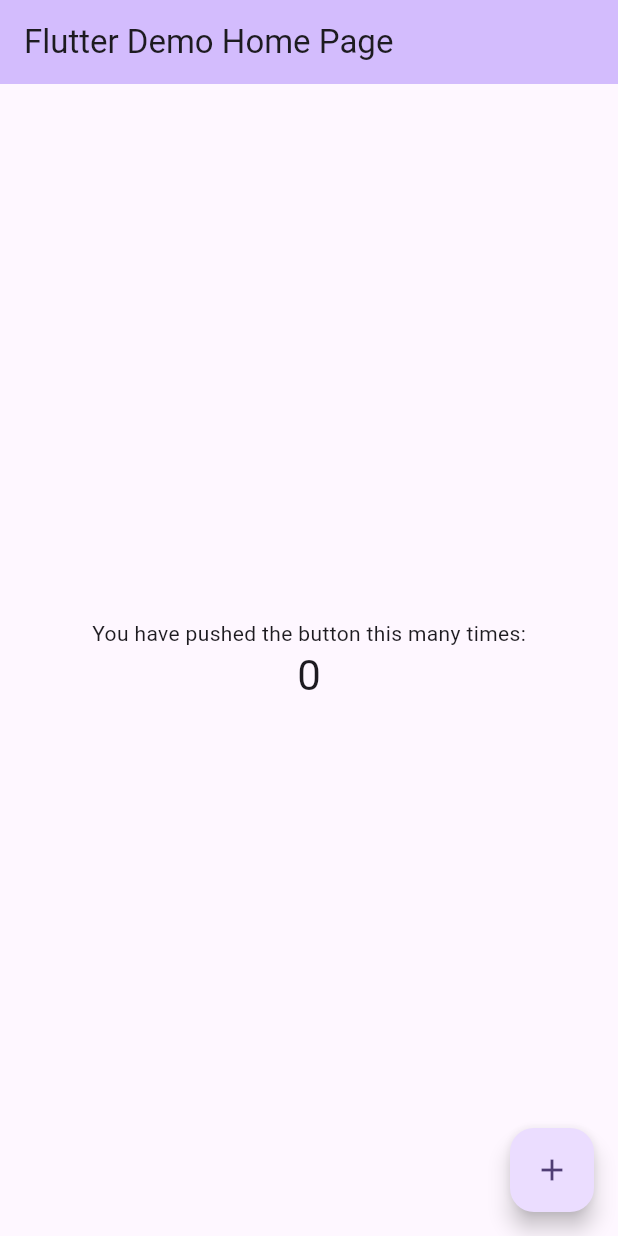
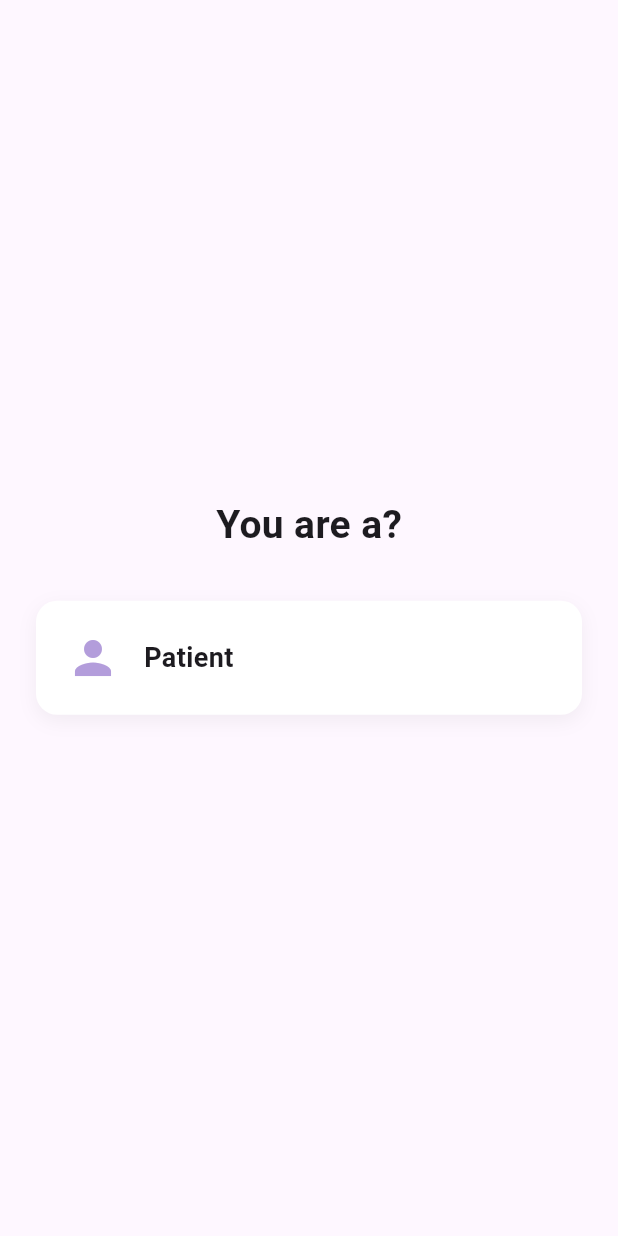
Before and after one commit to SaurabhShahane30/codecrew_khacks, a Flutter app: the screen it shows after launch, on a phone screen of 412 x 824 dp. Run offline on Flutter 3.47's test engine with Material 3 defaults, Android fonts, the phone set to English and light mode, and no system bars; our stand-ins replace flutter_secure_storage.

Commit message:
adding pages
 patient login and signup  and role selection

```diff
--- /dev/null
+++ b/frontend/khacks_app/lib/core/app_card.dart
@@ -0,0 +1,15 @@
+import 'package:flutter/material.dart';
+
+BoxDecoration appCardDecoration() {
+  return BoxDecoration(
+    color: Colors.white,
+    borderRadius: BorderRadius.circular(14),
+    boxShadow: [
+      BoxShadow(
+        color: Colors.black.withOpacity(0.05),
+        blurRadius: 10,
+        offset: const Offset(0, 4),
+      ),
+    ],
+  );
+}
--- a/frontend/khacks_app/lib/main.dart
+++ b/frontend/khacks_app/lib/main.dart
@@ -1,122 +1,47 @@
 import 'package:flutter/material.dart';
+import 'package:khacks_app/role_selection_screen.dart';
+import 'package:flutter/services.dart';
 
-void main() {
+
+void main() async {
+  WidgetsFlutterBinding.ensureInitialized();
   runApp(const MyApp());
 }
 
-class MyApp extends StatelessWidget {
+/* =========================
+   MAIN APP (UNCHANGED)
+   ========================= */
+class MyApp extends StatefulWidget {
   const MyApp({super.key});
 
-  // This widget is the root of your application.
+  @override
+  State<MyApp> createState() => _MyAppState();
+}
+
+class _MyAppState extends State<MyApp> {
+
+  @override
+  void initState() {
+    super.initState();
+
+    WidgetsBinding.instance.addPostFrameCallback((_) {
+
+    });
+  }
+
+
   @override
   Widget build(BuildContext context) {
     return MaterialApp(
-      title: 'Flutter Demo',
-      theme: ThemeData(
-        // This is the theme of your application.
-        //
-        // TRY THIS: Try running your application with "flutter run". You'll see
-        // the application has a purple toolbar. Then, without quitting the app,
-        // try changing the seedColor in the colorScheme below to Colors.green
-        // and then invoke "hot reload" (save your changes or press the "hot
-        // reload" button in a Flutter-supported IDE, or press "r" if you used
-        // the command line to start the app).
-        //
-        // Notice that the counter didn't reset back to zero; the application
-        // state is not lost during the reload. To reset the state, use hot
-        // restart instead.
-        //
-        // This works for code too, not just values: Most code changes can be
-        // tested with just a hot reload.
-        colorScheme: .fromSeed(seedColor: Colors.deepPurple),
-      ),
-      home: const MyHomePage(title: 'Flutter Demo Home Page'),
+      debugShowCheckedModeBanner: false,
+      title: 'Khacks',
+      theme: ThemeData(primarySwatch: Colors.blue),
+      // 🔹 KEEP LOGIN AS DEFAULT
+      home: RoleSelectionScreen(),
+      // 🔹 ADD ROUTE FOR HOME PAGE
+      routes: {
+        // '/home': (_) => const HomePage(),
+      },
     );
   }
 }
-
-class MyHomePage extends StatefulWidget {
-  const MyHomePage({super.key, required this.title});
-
-  // This widget is the home page of your application. It is stateful, meaning
-  // that it has a State object (defined below) that contains fields that affect
-  // how it looks.
-
-  // This class is the configuration for the state. It holds the values (in this
-  // case the title) provided by the parent (in this case the App widget) and
-  // used by the build method of the State. Fields in a Widget subclass are
-  // always marked "final".
-
-  final String title;
-
-  @override
-  State<MyHomePage> createState() => _MyHomePageState();
-}
-
-class _MyHomePageState extends State<MyHomePage> {
-  int _counter = 0;
-
-  void _incrementCounter() {
-    setState(() {
-      // This call to setState tells the Flutter framework that something has
-      // changed in this State, which causes it to rerun the build method below
-      // so that the display can reflect the updated values. If we changed
-      // _counter without calling setState(), then the build method would not be
-      // called again, and so nothing would appear to happen.
-      _counter++;
-    });
-  }
-
-  @override
-  Widget build(BuildContext context) {
-    // This method is rerun every time setState is called, for instance as done
-    // by the _incrementCounter method above.
-    //
-    // The Flutter framework has been optimized to make rerunning build methods
-    // fast, so that you can just rebuild anything that needs updating rather
-    // than having to individually change instances of widgets.
-    return Scaffold(
-      appBar: AppBar(
-        // TRY THIS: Try changing the color here to a specific color (to
-        // Colors.amber, perhaps?) and trigger a hot reload to see the AppBar
-        // change color while the other colors stay the same.
-        backgroundColor: Theme.of(context).colorScheme.inversePrimary,
-        // Here we take the value from the MyHomePage object that was created by
-        // the App.build method, and use it to set our appbar title.
-        title: Text(widget.title),
-      ),
-      body: Center(
-        // Center is a layout widget. It takes a single child and positions it
-        // in the middle of the parent.
-        child: Column(
-          // Column is also a layout widget. It takes a list of children and
-          // arranges them vertically. By default, it sizes itself to fit its
-          // children horizontally, and tries to be as tall as its parent.
-          //
-          // Column has various properties to control how it sizes itself and
-          // how it positions its children. Here we use mainAxisAlignment to
-          // center the children vertically; the main axis here is the vertical
-          // axis because Columns are vertical (the cross axis would be
-          // horizontal).
-          //
-          // TRY THIS: Invoke "debug painting" (choose the "Toggle Debug Paint"
-          // action in the IDE, or press "p" in the console), to see the
-          // wireframe for each widget.
-          mainAxisAlignment: .center,
-          children: [
-            const Text('You have pushed the button this many times:'),
-            Text(
-              '$_counter',
-              style: Theme.of(context).textTheme.headlineMedium,
-            ),
-          ],
-        ),
-      ),
-      floatingActionButton: FloatingActionButton(
-        onPressed: _incrementCounter,
-        tooltip: 'Increment',
-        child: const Icon(Icons.add),
-      ),
-    );
-  }
-}
--- /dev/null
+++ b/frontend/khacks_app/lib/role_selection_screen.dart
@@ -0,0 +1,51 @@
+import 'package:flutter/material.dart';
+import 'package:khacks_app/Patient/LoginPage.dart';
+import 'package:khacks_app/core/app_card.dart';
+
+
+class RoleSelectionScreen extends StatelessWidget {
+  const RoleSelectionScreen({super.key});
+
+  @override
+  Widget build(BuildContext context) {
+    return Scaffold(
+      body: Padding(
+        padding: const EdgeInsets.all(24),
+        child: Column(
+          mainAxisAlignment: MainAxisAlignment.center,
+          children: [
+            const Text("You are a?",
+                style: TextStyle(fontSize: 26, fontWeight: FontWeight.bold)),
+            const SizedBox(height: 32),
+
+
+            roleCard(
+                context, "Patient", Icons.person, LoginScreen()),
+          ],
+        ),
+      ),
+    );
+  }
+
+  Widget roleCard(
+      BuildContext context, String title, IconData icon, Widget screen) {
+    return GestureDetector(
+      onTap: () =>
+          Navigator.push(context, MaterialPageRoute(builder: (_) => screen)),
+      child: Container(
+        margin: const EdgeInsets.only(bottom: 16),
+        padding: const EdgeInsets.all(20),
+        decoration: appCardDecoration(),
+        child: Row(
+          children: [
+            Icon(icon, size: 36, color: const Color(0xFFB39DDB)),
+            const SizedBox(width: 16),
+            Text(title,
+                style:
+                const TextStyle(fontSize: 18, fontWeight: FontWeight.w600)),
+          ],
+        ),
+      ),
+    );
+  }
+}
--- a/frontend/khacks_app/pubspec.yaml
+++ b/frontend/khacks_app/pubspec.yaml
@@ -45,6 +45,8 @@ dev_dependencies:
   # package. See that file for information about deactivating specific lint
   # rules and activating additional ones.
   flutter_lints: ^6.0.0
+  flutter_secure_storage: ^9.0.0
+  http: ^1.6.0
 
 # For information on the generic Dart part of this file, see the
 # following page: https://dart.dev/tools/pub/pubspec
```
Also changed, not shown: frontend/khacks_app/lib/Doctor/doctor_home_screen.dart (added, +15 -0 lines), frontend/khacks_app/lib/Doctor/doctor_login_screen.dart (added, +36 -0 lines), frontend/khacks_app/lib/Patient/HomePage.dart (added, +15 -0 lines), frontend/khacks_app/lib/Patient/LoginPage.dart (added, +193 -0 lines), frontend/khacks_app/lib/Patient/SignUppage.dart (added, +230 -0 lines), frontend/khacks_app/lib/core/app_button.dart (added, +19 -0 lines), frontend/khacks_app/lib/core/app_theme.dart (added, +16 -0 lines), frontend/khacks_app/lib/core/input_field.dart (added, +14 -0 lines), frontend/khacks_app/pubspec.lock, 3 other files.
